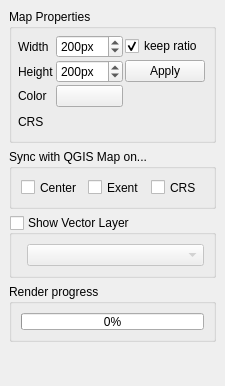
Above: timeseriesviewer/ui/renderingdock.ui from jakimowb/eo-time-series-viewer before the change. Below: the same form after it.
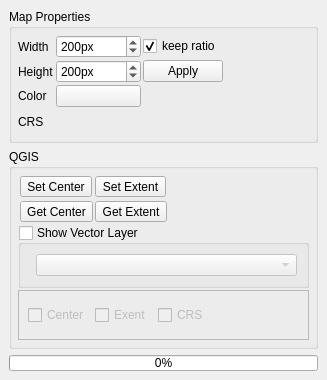
That is the form after the change. Custom widgets are drawn as their Qt base class.

```diff
--- a/timeseriesviewer/ui/renderingdock.ui
+++ b/timeseriesviewer/ui/renderingdock.ui
@@ -6,8 +6,8 @@
    <rect>
     <x>0</x>
     <y>0</y>
-    <width>206</width>
-    <height>386</height>
+    <width>327</width>
+    <height>359</height>
    </rect>
   </property>
   <property name="windowTitle">
@@ -235,57 +235,159 @@
     </item>
     <item>
      <widget class="QGroupBox" name="gbSyncQgs">
+      <property name="sizePolicy">
+       <sizepolicy hsizetype="Preferred" vsizetype="Preferred">
+        <horstretch>0</horstretch>
+        <verstretch>0</verstretch>
+       </sizepolicy>
+      </property>
       <property name="minimumSize">
        <size>
         <width>0</width>
-        <height>60</height>
+        <height>25</height>
+       </size>
+      </property>
+      <property name="maximumSize">
+       <size>
+        <width>16777215</width>
+        <height>230</height>
        </size>
       </property>
       <property name="title">
-       <string>Sync with QGIS Map on...</string>
+       <string>QGIS</string>
       </property>
       <property name="flat">
        <bool>false</bool>
       </property>
-      <layout class="QGridLayout" name="gridLayout_2">
-       <item row="0" column="0">
+      <layout class="QGridLayout" name="gridLayout_2" rowstretch="1,1,0,0" rowminimumheight="23,23,0,0">
+       <property name="sizeConstraint">
+        <enum>QLayout::SetMinimumSize</enum>
+       </property>
+       <property name="margin">
+        <number>6</number>
+       </property>
+       <property name="spacing">
+        <number>2</number>
+       </property>
+       <item row="1" column="2">
+        <widget class="QToolButton" name="btnGetQGISExtent">
+         <property name="toolTip">
+          <string>Take the spatial map extent from QGIS</string>
+         </property>
+         <property name="text">
+          <string>Get Extent</string>
+         </property>
+        </widget>
+       </item>
+       <item row="1" column="1">
+        <widget class="QToolButton" name="btnGetQGISCenter">
+         <property name="toolTip">
+          <string>Take the map center from QGIS</string>
+         </property>
+         <property name="text">
+          <string>Get Center</string>
+         </property>
+        </widget>
+       </item>
+       <item row="0" column="2">
+        <widget class="QToolButton" name="btnSetQGISExtent">
+         <property name="toolTip">
+          <string>Try to set the QGIS map extent to the same spatial extent</string>
+         </property>
+         <property name="text">
+          <string>Set Extent</string>
+         </property>
+        </widget>
+       </item>
+       <item row="3" column="0" colspan="4">
+        <widget class="QFrame" name="frameRTSync">
+         <property name="enabled">
+          <bool>false</bool>
+         </property>
+         <property name="sizePolicy">
+          <sizepolicy hsizetype="Preferred" vsizetype="Minimum">
+           <horstretch>0</horstretch>
+           <verstretch>0</verstretch>
+          </sizepolicy>
+         </property>
+         <property name="minimumSize">
+          <size>
+           <width>0</width>
+           <height>50</height>
+          </size>
+         </property>
+         <property name="frameShape">
+          <enum>QFrame::StyledPanel</enum>
+         </property>
+         <property name="frameShadow">
+          <enum>QFrame::Raised</enum>
+         </property>
+         <layout class="QHBoxLayout" name="horizontalLayout">
+          <item>
         <widget class="QCheckBox" name="cbSyncQgsMapCenter">
          <property name="text">
           <string>Center</string>
          </property>
         </widget>
        </item>
-       <item row="0" column="3">
-        <spacer name="horizontalSpacer_3">
-         <property name="orientation">
-          <enum>Qt::Horizontal</enum>
-         </property>
-         <property name="sizeHint" stdset="0">
-          <size>
-           <width>40</width>
-           <height>20</height>
-          </size>
-         </property>
-        </spacer>
-       </item>
-       <item row="0" column="2">
-        <widget class="QCheckBox" name="cbSyncQgsCRS">
-         <property name="text">
-          <string>CRS</string>
-         </property>
-        </widget>
-       </item>
-       <item row="0" column="1">
+          <item>
         <widget class="QCheckBox" name="cbSyncQgsMapExtent">
          <property name="text">
           <string>Exent</string>
          </property>
         </widget>
        </item>
-      </layout>
-     </widget>
-    </item>
-    <item>
+          <item>
+           <widget class="QCheckBox" name="cbSyncQgsCRS">
+            <property name="text">
+             <string>CRS</string>
+            </property>
+           </widget>
+          </item>
+          <item>
+           <spacer name="horizontalSpacer_3">
+            <property name="orientation">
+             <enum>Qt::Horizontal</enum>
+            </property>
+            <property name="sizeHint" stdset="0">
+             <size>
+              <width>40</width>
+              <height>20</height>
+             </size>
+            </property>
+           </spacer>
+          </item>
+         </layout>
+         <zorder>cbSyncQgsMapCenter</zorder>
+         <zorder>cbSyncQgsCRS</zorder>
+         <zorder>cbSyncQgsMapExtent</zorder>
+         <zorder>horizontalSpacer_3</zorder>
+        </widget>
+       </item>
+       <item row="0" column="1">
+        <widget class="QToolButton" name="btnSetQGISCenter">
+         <property name="toolTip">
+          <string>Set QGIS Map to the same map center</string>
+         </property>
+         <property name="text">
+          <string>Set Center</string>
+         </property>
+        </widget>
+       </item>
+       <item row="0" column="3">
+        <spacer name="horizontalSpacer">
+         <property name="orientation">
+          <enum>Qt::Horizontal</enum>
+         </property>
+         <property name="sizeHint" stdset="0">
+          <size>
+           <width>40</width>
+           <height>20</height>
+          </size>
+         </property>
+        </spacer>
+       </item>
+       <item row="2" column="0" colspan="4">
      <widget class="QgsCollapsibleGroupBox" name="gbQgsVectorLayer">
       <property name="title">
        <string>Show Vector Layer</string>
@@ -322,12 +424,9 @@
       </layout>
      </widget>
     </item>
-    <item>
-     <widget class="QGroupBox" name="groupBox_2">
-      <property name="title">
-       <string>Render progress</string>
-      </property>
-      <layout class="QVBoxLayout" name="verticalLayout_2">
+      </layout>
+     </widget>
+    </item>
        <item>
         <widget class="QProgressBar" name="progressBar">
          <property name="sizePolicy">
@@ -350,9 +449,6 @@
          </property>
         </widget>
        </item>
-      </layout>
-     </widget>
-    </item>
     <item>
      <spacer name="verticalSpacer">
       <property name="orientation">
@@ -361,7 +457,7 @@
       <property name="sizeHint" stdset="0">
        <size>
         <width>20</width>
-        <height>40</height>
+        <height>0</height>
        </size>
       </property>
      </spacer>
```
Left out of the diff: 2 changed lines with no effect on the pictures. Lines whose indentation alone changed are shown as unchanged.
